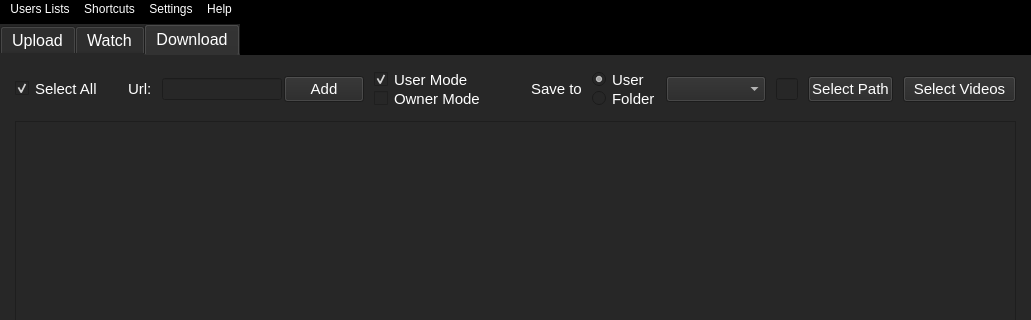
The window that outside/views_ui/Outside_MainWindow.ui (Outsider-corp/OutsideYT) describes before a commit, drawn with Qt 5; both pictures show x 0 to 1031 and y 0 to 320 of the 1031 by 634 pixel window.
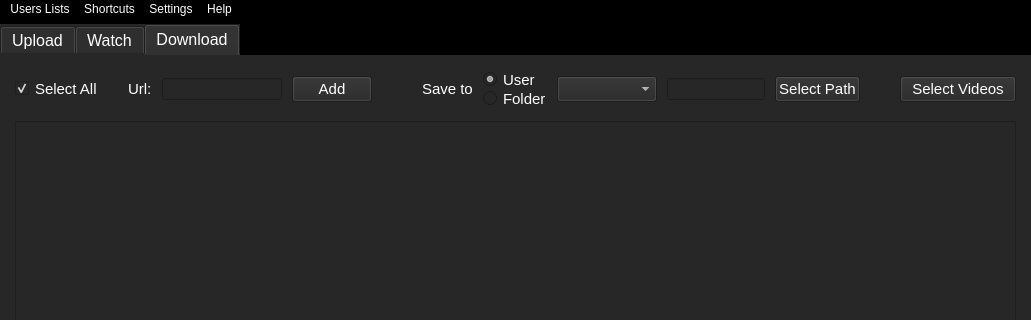
The same window after the commit.

Commit message: v1.2.7 added download info funcs. Need to fix 2 threads (download info + creating folders)

```diff
--- a/outside/views_ui/Outside_MainWindow.ui
+++ b/outside/views_ui/Outside_MainWindow.ui
@@ -854,58 +854,6 @@
             </property>
            </widget>
           </item>
-          <item>
-           <spacer name="horizontalSpacer_12">
-            <property name="orientation">
-             <enum>Qt::Horizontal</enum>
-            </property>
-            <property name="sizeType">
-             <enum>QSizePolicy::Expanding</enum>
-            </property>
-            <property name="sizeHint" stdset="0">
-             <size>
-              <width>40</width>
-              <height>20</height>
-             </size>
-            </property>
-           </spacer>
-          </item>
-          <item>
-           <layout class="QVBoxLayout" name="verticalLayout_3">
-            <property name="spacing">
-             <number>0</number>
-            </property>
-            <item>
-             <widget class="QCheckBox" name="Download_UserMode_checkBox">
-              <property name="font">
-               <font>
-                <family>Arial</family>
-                <pointsize>11</pointsize>
-               </font>
-              </property>
-              <property name="text">
-               <string>User Mode</string>
-              </property>
-              <property name="checked">
-               <bool>true</bool>
-              </property>
-             </widget>
-            </item>
-            <item>
-             <widget class="QCheckBox" name="Download_OwnerMode_checkBox">
-              <property name="font">
-               <font>
-                <family>Arial</family>
-                <pointsize>11</pointsize>
-               </font>
-              </property>
-              <property name="text">
-               <string>Owner Mode</string>
-              </property>
-             </widget>
-            </item>
-           </layout>
-          </item>
           <item>
            <spacer name="horizontalSpacer_14">
             <property name="orientation">
```
Left out of the diff: 5 changed lines with no effect on the pictures. The commit also changes 17 other files.
